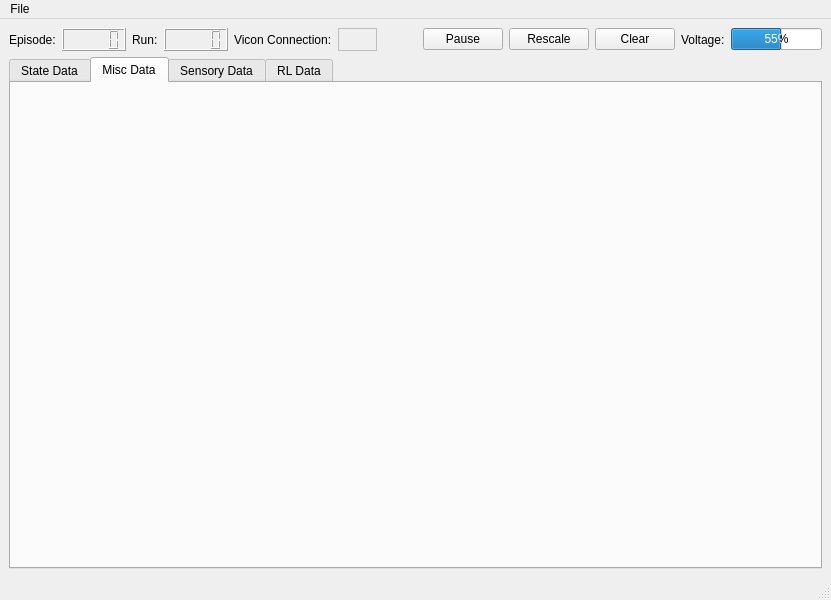
Before: the Qt Designer form crazyflie_sim_dashboard/DashboardWindow.ui in bhabas/sar_simulation, drawn with Qt 5.
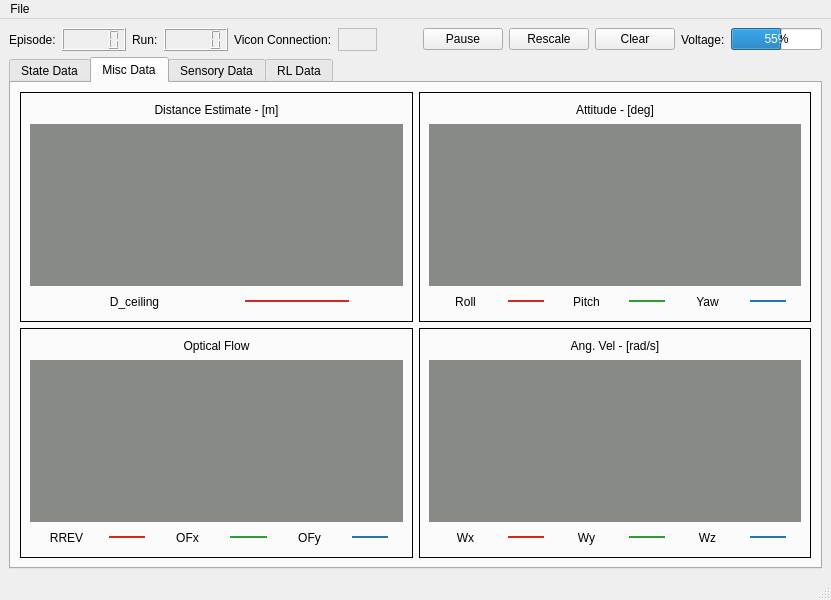
After: the same form once the commit is applied. The open tabs and pages were chosen to show the change. Custom widgets are drawn as their Qt base class.

Commit message: Added more widget plots

```diff
--- a/crazyflie_sim_dashboard/DashboardWindow.ui
+++ b/crazyflie_sim_dashboard/DashboardWindow.ui
@@ -580,6 +580,525 @@
          <attribute name="title">
           <string>Misc Data</string>
          </attribute>
+         <layout class="QVBoxLayout" name="verticalLayout_7">
+          <item>
+           <layout class="QVBoxLayout" name="verticalLayout_6">
+            <item>
+             <layout class="QHBoxLayout" name="horizontalLayout_5" stretch="50,50">
+              <item>
+               <widget class="QFrame" name="frame">
+                <property name="frameShape">
+                 <enum>QFrame::Box</enum>
+                </property>
+                <property name="frameShadow">
+                 <enum>QFrame::Plain</enum>
+                </property>
+                <property name="lineWidth">
+                 <number>1</number>
+                </property>
+                <layout class="QHBoxLayout" name="horizontalLayout_9">
+                 <item>
+                  <layout class="QVBoxLayout" name="verticalLayout_8" stretch="1,10,0">
+                   <item>
+                    <widget class="QLabel" name="label_22">
+                     <property name="text">
+                      <string>Distance Estimate - [m]</string>
+                     </property>
+                     <property name="alignment">
+                      <set>Qt::AlignCenter</set>
+                     </property>
+                    </widget>
+                   </item>
+                   <item>
+                    <widget class="Dist_Widget2" name="Dist_Graph" native="true">
+                     <property name="styleSheet">
+                      <string notr="true">background-color: rgb(136, 138, 133);</string>
+                     </property>
+                    </widget>
+                   </item>
+                   <item>
+                    <layout class="QHBoxLayout" name="horizontalLayout_8" stretch="10,5,0,0,2">
+                     <item>
+                      <widget class="QLabel" name="label_23">
+                       <property name="text">
+                        <string>D_ceiling</string>
+                       </property>
+                       <property name="alignment">
+                        <set>Qt::AlignCenter</set>
+                       </property>
+                      </widget>
+                     </item>
+                     <item>
+                      <widget class="Line" name="line_17">
+                       <property name="styleSheet">
+                        <string notr="true">color: rgb(204, 0, 0);
+color: rgb(214, 39, 40);</string>
+                       </property>
+                       <property name="frameShadow">
+                        <enum>QFrame::Plain</enum>
+                       </property>
+                       <property name="lineWidth">
+                        <number>2</number>
+                       </property>
+                       <property name="orientation">
+                        <enum>Qt::Horizontal</enum>
+                       </property>
+                      </widget>
+                     </item>
+                     <item>
+                      <widget class="Line" name="line_18">
+                       <property name="styleSheet">
+                        <string notr="true">color: rgb(44, 160, 44);</string>
+                       </property>
+                       <property name="frameShadow">
+                        <enum>QFrame::Plain</enum>
+                       </property>
+                       <property name="lineWidth">
+                        <number>2</number>
+                       </property>
+                       <property name="orientation">
+                        <enum>Qt::Horizontal</enum>
+                       </property>
+                      </widget>
+                     </item>
+                     <item>
+                      <widget class="Line" name="line_19">
+                       <property name="styleSheet">
+                        <string notr="true">color: rgb(31, 119, 180);</string>
+                       </property>
+                       <property name="frameShadow">
+                        <enum>QFrame::Plain</enum>
+                       </property>
+                       <property name="lineWidth">
+                        <number>2</number>
+                       </property>
+                       <property name="orientation">
+                        <enum>Qt::Horizontal</enum>
+                       </property>
+                      </widget>
+                     </item>
+                     <item>
+                      <spacer name="horizontalSpacer_8">
+                       <property name="orientation">
+                        <enum>Qt::Horizontal</enum>
+                       </property>
+                       <property name="sizeHint" stdset="0">
+                        <size>
+                         <width>40</width>
+                         <height>20</height>
+                        </size>
+                       </property>
+                      </spacer>
+                     </item>
+                    </layout>
+                   </item>
+                  </layout>
+                 </item>
+                </layout>
+               </widget>
+              </item>
+              <item>
+               <widget class="QFrame" name="frame_2">
+                <property name="frameShape">
+                 <enum>QFrame::Box</enum>
+                </property>
+                <property name="frameShadow">
+                 <enum>QFrame::Plain</enum>
+                </property>
+                <property name="lineWidth">
+                 <number>1</number>
+                </property>
+                <layout class="QHBoxLayout" name="horizontalLayout_10">
+                 <item>
+                  <layout class="QVBoxLayout" name="verticalLayout_9" stretch="1,10,1">
+                   <item>
+                    <widget class="QLabel" name="label_26">
+                     <property name="text">
+                      <string>Attitude - [deg]</string>
+                     </property>
+                     <property name="alignment">
+                      <set>Qt::AlignCenter</set>
+                     </property>
+                    </widget>
+                   </item>
+                   <item>
+                    <widget class="Eul_Widget2" name="Eul_Graph" native="true">
+                     <property name="styleSheet">
+                      <string notr="true">background-color: rgb(136, 138, 133);</string>
+                     </property>
+                    </widget>
+                   </item>
+                   <item>
+                    <layout class="QHBoxLayout" name="horizontalLayout_11" stretch="10,5,10,5,10,5,2">
+                     <item>
+                      <widget class="QLabel" name="label_27">
+                       <property name="text">
+                        <string>Roll</string>
+                       </property>
+                       <property name="alignment">
+                        <set>Qt::AlignCenter</set>
+                       </property>
+                      </widget>
+                     </item>
+                     <item>
+                      <widget class="Line" name="line_20">
+                       <property name="styleSheet">
+                        <string notr="true">color: rgb(214, 39, 40);</string>
+                       </property>
+                       <property name="frameShadow">
+                        <enum>QFrame::Plain</enum>
+                       </property>
+                       <property name="lineWidth">
+                        <number>2</number>
+                       </property>
+                       <property name="orientation">
+                        <enum>Qt::Horizontal</enum>
+                       </property>
+                      </widget>
+                     </item>
+                     <item>
+                      <widget class="QLabel" name="label_28">
+                       <property name="text">
+                        <string>Pitch</string>
+                       </property>
+                       <property name="alignment">
+                        <set>Qt::AlignCenter</set>
+                       </property>
+                      </widget>
+                     </item>
+                     <item>
+                      <widget class="Line" name="line_21">
+                       <property name="styleSheet">
+                        <string notr="true">color: rgb(44, 160, 44);</string>
+                       </property>
+                       <property name="frameShadow">
+                        <enum>QFrame::Plain</enum>
+                       </property>
+                       <property name="lineWidth">
+                        <number>2</number>
+                       </property>
+                       <property name="orientation">
+                        <enum>Qt::Horizontal</enum>
+                       </property>
+                      </widget>
+                     </item>
+                     <item>
+                      <widget class="QLabel" name="label_29">
+                       <property name="text">
+                        <string>Yaw</string>
+                       </property>
+                       <property name="alignment">
+                        <set>Qt::AlignCenter</set>
+                       </property>
+                      </widget>
+                     </item>
+                     <item>
+                      <widget class="Line" name="line_22">
+                       <property name="styleSheet">
+                        <string notr="true">color: rgb(31, 119, 180);</string>
+                       </property>
+                       <property name="frameShadow">
+                        <enum>QFrame::Plain</enum>
+                       </property>
+                       <property name="lineWidth">
+                        <number>2</number>
+                       </property>
+                       <property name="orientation">
+                        <enum>Qt::Horizontal</enum>
+                       </property>
+                      </widget>
+                     </item>
+                     <item>
+                      <spacer name="horizontalSpacer_9">
+                       <property name="orientation">
+                        <enum>Qt::Horizontal</enum>
+                       </property>
+                       <property name="sizeHint" stdset="0">
+                        <size>
+                         <width>40</width>
+                         <height>20</height>
+                        </size>
+                       </property>
+                      </spacer>
+                     </item>
+                    </layout>
+                   </item>
+                  </layout>
+                 </item>
+                </layout>
+               </widget>
+              </item>
+             </layout>
+            </item>
+            <item>
+             <layout class="QHBoxLayout" name="horizontalLayout_7">
+              <item>
+               <widget class="QFrame" name="frame_3">
+                <property name="frameShape">
+                 <enum>QFrame::Box</enum>
+                </property>
+                <property name="frameShadow">
+                 <enum>QFrame::Plain</enum>
+                </property>
+                <property name="lineWidth">
+                 <number>1</number>
+                </property>
+                <layout class="QHBoxLayout" name="horizontalLayout_12">
+                 <item>
+                  <layout class="QVBoxLayout" name="verticalLayout_10" stretch="1,10,1">
+                   <item>
+                    <widget class="QLabel" name="label_30">
+                     <property name="text">
+                      <string>Optical Flow</string>
+                     </property>
+                     <property name="alignment">
+                      <set>Qt::AlignCenter</set>
+                     </property>
+                    </widget>
+                   </item>
+                   <item>
+                    <widget class="OF_Widget2" name="OF_Graph" native="true">
+                     <property name="styleSheet">
+                      <string notr="true">background-color: rgb(136, 138, 133);</string>
+                     </property>
+                    </widget>
+                   </item>
+                   <item>
+                    <layout class="QHBoxLayout" name="horizontalLayout_15" stretch="10,5,10,5,10,5,2">
+                     <item>
+                      <widget class="QLabel" name="label_31">
+                       <property name="text">
+                        <string>RREV</string>
+                       </property>
+                       <property name="alignment">
+                        <set>Qt::AlignCenter</set>
+                       </property>
+                      </widget>
+                     </item>
+                     <item>
+                      <widget class="Line" name="line_23">
+                       <property name="styleSheet">
+                        <string notr="true">color: rgb(214, 39, 40);</string>
+                       </property>
+                       <property name="frameShadow">
+                        <enum>QFrame::Plain</enum>
+                       </property>
+                       <property name="lineWidth">
+                        <number>2</number>
+                       </property>
+                       <property name="orientation">
+                        <enum>Qt::Horizontal</enum>
+                       </property>
+                      </widget>
+                     </item>
+                     <item>
+                      <widget class="QLabel" name="label_32">
+                       <property name="text">
+                        <string>OFx</string>
+                       </property>
+                       <property name="alignment">
+                        <set>Qt::AlignCenter</set>
+                       </property>
+                      </widget>
+                     </item>
+                     <item>
+                      <widget class="Line" name="line_24">
+                       <property name="styleSheet">
+                        <string notr="true">color: rgb(44, 160, 44);</string>
+                       </property>
+                       <property name="frameShadow">
+                        <enum>QFrame::Plain</enum>
+                       </property>
+                       <property name="lineWidth">
+                        <number>2</number>
+                       </property>
+                       <property name="orientation">
+                        <enum>Qt::Horizontal</enum>
+                       </property>
+                      </widget>
+                     </item>
+                     <item>
+                      <widget class="QLabel" name="label_33">
+                       <property name="text">
+                        <string>OFy</string>
+                       </property>
+                       <property name="alignment">
+                        <set>Qt::AlignCenter</set>
+                       </property>
+                      </widget>
+                     </item>
+                     <item>
+                      <widget class="Line" name="line_25">
+                       <property name="styleSheet">
+                        <string notr="true">color: rgb(31, 119, 180);</string>
+                       </property>
+                       <property name="frameShadow">
+                        <enum>QFrame::Plain</enum>
+                       </property>
+                       <property name="lineWidth">
+                        <number>2</number>
+                       </property>
+                       <property name="orientation">
+                        <enum>Qt::Horizontal</enum>
+                       </property>
+                      </widget>
+                     </item>
+                     <item>
+                      <spacer name="horizontalSpacer_10">
+                       <property name="orientation">
+                        <enum>Qt::Horizontal</enum>
+                       </property>
+                       <property name="sizeHint" stdset="0">
+                        <size>
+                         <width>40</width>
+                         <height>20</height>
+                        </size>
+                       </property>
+                      </spacer>
+                     </item>
+                    </layout>
+                   </item>
+                  </layout>
+                 </item>
+                </layout>
+               </widget>
+              </item>
+              <item>
+               <widget class="QFrame" name="frame_4">
+                <property name="frameShape">
+                 <enum>QFrame::Box</enum>
+                </property>
+                <property name="frameShadow">
+                 <enum>QFrame::Plain</enum>
+                </property>
+                <property name="lineWidth">
+                 <number>1</number>
+                </property>
+                <layout class="QHBoxLayout" name="horizontalLayout_16">
+                 <item>
+                  <layout class="QVBoxLayout" name="verticalLayout_11" stretch="1,10,1">
+                   <item>
+                    <widget class="QLabel" name="label_40">
+                     <property name="text">
+                      <string>Ang. Vel - [rad/s]</string>
+                     </property>
+                     <property name="alignment">
+                      <set>Qt::AlignCenter</set>
+                     </property>
+                    </widget>
+                   </item>
+                   <item>
+                    <widget class="Omega_Widget2" name="Omega_Graph" native="true">
+                     <property name="styleSheet">
+                      <string notr="true">background-color: rgb(136, 138, 133);</string>
+                     </property>
+                    </widget>
+                   </item>
+                   <item>
+                    <layout class="QHBoxLayout" name="horizontalLayout_17" stretch="10,5,10,5,10,5,2">
+                     <item>
+                      <widget class="QLabel" name="label_41">
+                       <property name="text">
+                        <string>Wx</string>
+                       </property>
+                       <property name="alignment">
+                        <set>Qt::AlignCenter</set>
+                       </property>
+                      </widget>
+                     </item>
+                     <item>
+                      <widget class="Line" name="line_32">
+                       <property name="styleSheet">
+                        <string notr="true">color: rgb(214, 39, 40);</string>
+                       </property>
+                       <property name="frameShadow">
+                        <enum>QFrame::Plain</enum>
+                       </property>
+                       <property name="lineWidth">
+                        <number>2</number>
+                       </property>
+                       <property name="orientation">
+                        <enum>Qt::Horizontal</enum>
+                       </property>
+                      </widget>
+                     </item>
+                     <item>
+                      <widget class="QLabel" name="label_42">
+                       <property name="text">
+                        <string>Wy</string>
+                       </property>
+                       <property name="alignment">
+                        <set>Qt::AlignCenter</set>
+                       </property>
+                      </widget>
+                     </item>
+                     <item>
+                      <widget class="Line" name="line_33">
+                       <property name="styleSheet">
+                        <string notr="true">color: rgb(44, 160, 44);</string>
+                       </property>
+                       <property name="frameShadow">
+                        <enum>QFrame::Plain</enum>
+                       </property>
+                       <property name="lineWidth">
+                        <number>2</number>
+                       </property>
+                       <property name="orientation">
+                        <enum>Qt::Horizontal</enum>
+                       </property>
+                      </widget>
+                     </item>
+                     <item>
+                      <widget class="QLabel" name="label_43">
+                       <property name="text">
+                        <string>Wz</string>
+                       </property>
+                       <property name="alignment">
+                        <set>Qt::AlignCenter</set>
+                       </property>
+                      </widget>
+                     </item>
+                     <item>
+                      <widget class="Line" name="line_34">
+                       <property name="styleSheet">
+                        <string notr="true">color: rgb(31, 119, 180);</string>
+                       </property>
+                       <property name="frameShadow">
+                        <enum>QFrame::Plain</enum>
+                       </property>
+                       <property name="lineWidth">
+                        <number>2</number>
+                       </property>
+                       <property name="orientation">
+                        <enum>Qt::Horizontal</enum>
+                       </property>
+                      </widget>
+                     </item>
+                     <item>
+                      <spacer name="horizontalSpacer_13">
+                       <property name="orientation">
+                        <enum>Qt::Horizontal</enum>
+                       </property>
+                       <property name="sizeHint" stdset="0">
+                        <size>
+                         <width>40</width>
+                         <height>20</height>
+                        </size>
+                       </property>
+                      </spacer>
+                     </item>
+                    </layout>
+                   </item>
+                  </layout>
+                 </item>
+                </layout>
+               </widget>
+              </item>
+             </layout>
+            </item>
+           </layout>
+          </item>
+         </layout>
         </widget>
         <widget class="QWidget" name="Tab_Onboard">
          <attribute name="title">
@@ -639,6 +1158,30 @@
    <header>Dash_Plots</header>
    <container>1</container>
   </customwidget>
+  <customwidget>
+   <class>Omega_Widget2</class>
+   <extends>QWidget</extends>
+   <header>Dash_Plots</header>
+   <container>1</container>
+  </customwidget>
+  <customwidget>
+   <class>Eul_Widget2</class>
+   <extends>QWidget</extends>
+   <header>Dash_Plots</header>
+   <container>1</container>
+  </customwidget>
+  <customwidget>
+   <class>OF_Widget2</class>
+   <extends>QWidget</extends>
+   <header>Dash_Plots</header>
+   <container>1</container>
+  </customwidget>
+  <customwidget>
+   <class>Dist_Widget2</class>
+   <extends>QWidget</extends>
+   <header>Dash_Plots</header>
+   <container>1</container>
+  </customwidget>
  </customwidgets>
  <resources/>
  <connections/>
```
Left out of the diff: 2 changed lines with no effect on the pictures. The commit also changes 2 other files.
